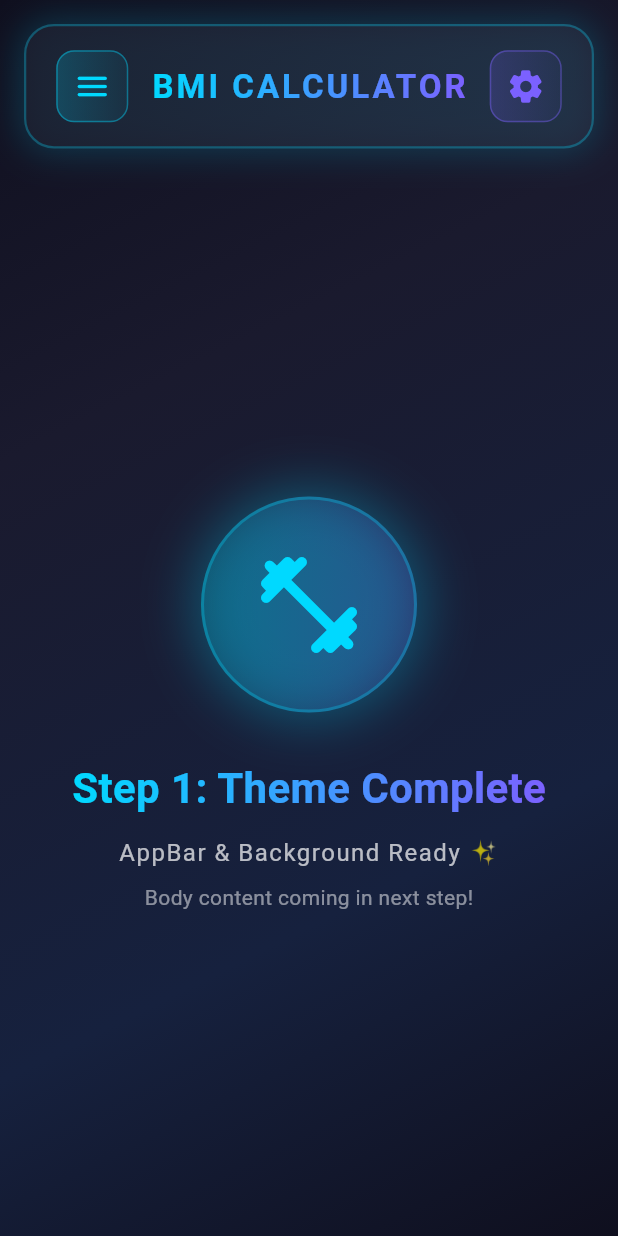
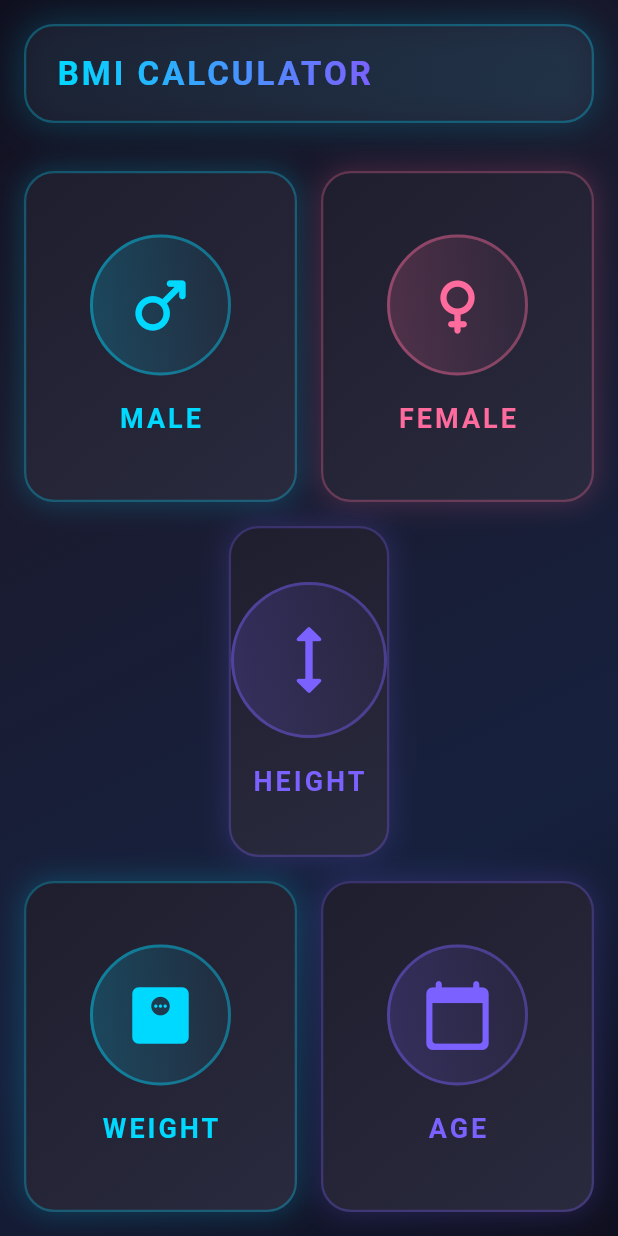
Before and after one commit to gulfamali16/App-Development-Portfolio, a Flutter app: the screen it shows after launch, on a phone screen of 412 x 824 dp. Run offline on Flutter 3.47's test engine with Material 3 defaults, Android fonts, the light colour scheme and no system bars; our stand-ins replace device_info_plus, flutter_local_notifications, image_picker, pdf, permission_handler, printing and 4 more; missing offline and left inert: workmanager; accounts and stored records are empty.

Commit message:
part 2 Design with Containers

```diff
--- a/bmi/lib/main.dart
+++ b/bmi/lib/main.dart
@@ -175,30 +175,6 @@ class BMIHomeScreen extends StatelessWidget {
                 child: Row(
                   mainAxisAlignment: MainAxisAlignment.spaceBetween,
                   children: [
-                    // Menu Icon with glow
-                    Container(
-                      padding: const EdgeInsets.all(10),
-                      decoration: BoxDecoration(
-                        gradient: LinearGradient(
-                          colors: [
-                            const Color(0xFF00D9FF).withOpacity(0.2),
-                            const Color(0xFF00D9FF).withOpacity(0.05),
-                          ],
-                        ),
-                        borderRadius: BorderRadius.circular(12),
-                        border: Border.all(
-                          color: const Color(0xFF00D9FF).withOpacity(0.4),
-                          width: 1,
-                        ),
-                      ),
-                      child: const Icon(
-                        Icons.menu_rounded,
-                        color: Color(0xFF00D9FF),
-                        size: 26,
-                      ),
-                    ),
-
-                    // App Title with gradient text effect
                     ShaderMask(
                       shaderCallback: (bounds) => const LinearGradient(
                         colors: [
@@ -216,106 +192,80 @@ class BMIHomeScreen extends StatelessWidget {
                         ),
                       ),
                     ),
-
-                    // Settings Icon with glow
-                    Container(
-                      padding: const EdgeInsets.all(10),
-                      decoration: BoxDecoration(
-                        gradient: LinearGradient(
-                          colors: [
-                            const Color(0xFF7B61FF).withOpacity(0.2),
-                            const Color(0xFF7B61FF).withOpacity(0.05),
-                          ],
-                        ),
-                        borderRadius: BorderRadius.circular(12),
-                        border: Border.all(
-                          color: const Color(0xFF7B61FF).withOpacity(0.4),
-                          width: 1,
-                        ),
-                      ),
-                      child: const Icon(
-                        Icons.settings_rounded,
-                        color: Color(0xFF7B61FF),
-                        size: 26,
-                      ),
-                    ),
                   ],
                 ),
               ),
 
-              // Body will be added in next step
+              // Body Content - Themed Containers
               Expanded(
-                child: Center(
+                child: Padding(
+                  padding: const EdgeInsets.all(16.0),
                   child: Column(
-                    mainAxisAlignment: MainAxisAlignment.center,
                     children: [
-                      // Decorative icon
-                      Container(
-                        padding: const EdgeInsets.all(30),
-                        decoration: BoxDecoration(
-                          shape: BoxShape.circle,
-                          gradient: LinearGradient(
-                            colors: [
-                              const Color(0xFF00D9FF).withOpacity(0.2),
-                              const Color(0xFF7B61FF).withOpacity(0.2),
-                            ],
-                          ),
-                          border: Border.all(
-                            color: const Color(0xFF00D9FF).withOpacity(0.3),
-                            width: 2,
-                          ),
-                          boxShadow: [
-                            BoxShadow(
-                              color: const Color(0xFF00D9FF).withOpacity(0.3),
-                              blurRadius: 30,
-                              spreadRadius: 5,
+                      // Top Row - Two Containers
+                      Expanded(
+                        flex: 2,
+                        child: Row(
+                          children: [
+                            // Left Container
+                            Expanded(
+                              child: _buildThemedContainer(
+                                icon: Icons.male_rounded,
+                                label: 'MALE',
+                                color: const Color(0xFF00D9FF),
+                              ),
+                            ),
+                            const SizedBox(width: 16),
+                            // Right Container
+                            Expanded(
+                              child: _buildThemedContainer(
+                                icon: Icons.female_rounded,
+                                label: 'FEMALE',
+                                color: const Color(0xFFFF6B9D),
+                              ),
                             ),
                           ],
                         ),
-                        child: const Icon(
-                          Icons.fitness_center_rounded,
-                          size: 80,
-                          color: Color(0xFF00D9FF),
+                      ),
+
+                      const SizedBox(height: 16),
+
+                      // Middle Container - Full Width
+                      Expanded(
+                        flex: 2,
+                        child: _buildThemedContainer(
+                          icon: Icons.height_rounded,
+                          label: 'HEIGHT',
+                          color: const Color(0xFF7B61FF),
+                          isFullWidth: true,
                         ),
                       ),
 
-                      const SizedBox(height: 30),
+                      const SizedBox(height: 16),
 
-                      ShaderMask(
-                        shaderCallback: (bounds) => const LinearGradient(
-                          colors: [
-                            Color(0xFF00D9FF),
-                            Color(0xFF7B61FF),
+                      // Bottom Row - Two Containers
+                      Expanded(
+                        flex: 2,
+                        child: Row(
+                          children: [
+                            // Left Container
+                            Expanded(
+                              child: _buildThemedContainer(
+                                icon: Icons.monitor_weight_rounded,
+                                label: 'WEIGHT',
+                                color: const Color(0xFF00D9FF),
+                              ),
+                            ),
+                            const SizedBox(width: 16),
+                            // Right Container
+                            Expanded(
+                              child: _buildThemedContainer(
+                                icon: Icons.calendar_today_rounded,
+                                label: 'AGE',
+                                color: const Color(0xFF7B61FF),
+                              ),
+                            ),
                           ],
-                        ).createShader(bounds),
-                        child: const Text(
-                          'Step 1: Theme Complete',
-                          style: TextStyle(
-                            fontSize: 28,
-                            fontWeight: FontWeight.bold,
-                            color: Colors.white,
-                          ),
-                        ),
-                      ),
-
-                      const SizedBox(height: 12),
-
-                      Text(
-                        'AppBar & Background Ready ✨',
-                        style: TextStyle(
-                          fontSize: 16,
-                          color: Colors.white.withOpacity(0.7),
-                          letterSpacing: 1,
-                        ),
-                      ),
-
-                      const SizedBox(height: 8),
-
-                      Text(
-                        'Body content coming in next step!',
-                        style: TextStyle(
-                          fontSize: 14,
-                          color: Colors.white.withOpacity(0.5),
                         ),
                       ),
                     ],
@@ -328,4 +278,77 @@ class BMIHomeScreen extends StatelessWidget {
       ),
     );
   }
+
+  // Build Themed Container Widget
+  static Widget _buildThemedContainer({
+    required IconData icon,
+    required String label,
+    required Color color,
+    bool isFullWidth = false,
+  }) {
+    return Container(
+      decoration: BoxDecoration(
+        gradient: LinearGradient(
+          begin: Alignment.topLeft,
+          end: Alignment.bottomRight,
+          colors: [
+            const Color(0xFF1E1E2E),
+            const Color(0xFF2A2A3E),
+          ],
+        ),
+        borderRadius: BorderRadius.circular(20),
+        border: Border.all(
+          color: color.withOpacity(0.3),
+          width: 1.5,
+        ),
+        boxShadow: [
+          BoxShadow(
+            color: color.withOpacity(0.2),
+            blurRadius: 15,
+            spreadRadius: 1,
+          ),
+        ],
+      ),
+      child: Column(
+        mainAxisAlignment: MainAxisAlignment.center,
+        children: [
+          // Icon with glow effect
+          Container(
+            padding: const EdgeInsets.all(20),
+            decoration: BoxDecoration(
+              shape: BoxShape.circle,
+              gradient: LinearGradient(
+                colors: [
+                  color.withOpacity(0.2),
+                  color.withOpacity(0.05),
+                ],
+              ),
+              border: Border.all(
+                color: color.withOpacity(0.4),
+                width: 2,
+              ),
+            ),
+            child: Icon(
+              icon,
+              size: isFullWidth ? 60 : 50,
+              color: color,
+            ),
+          ),
+
+          const SizedBox(height: 16),
+
+          // Label
+          Text(
+            label,
+            style: TextStyle(
+              fontSize: 18,
+              fontWeight: FontWeight.bold,
+              color: color,
+              letterSpacing: 2,
+            ),
+          ),
+        ],
+      ),
+    );
+  }
 }
```
